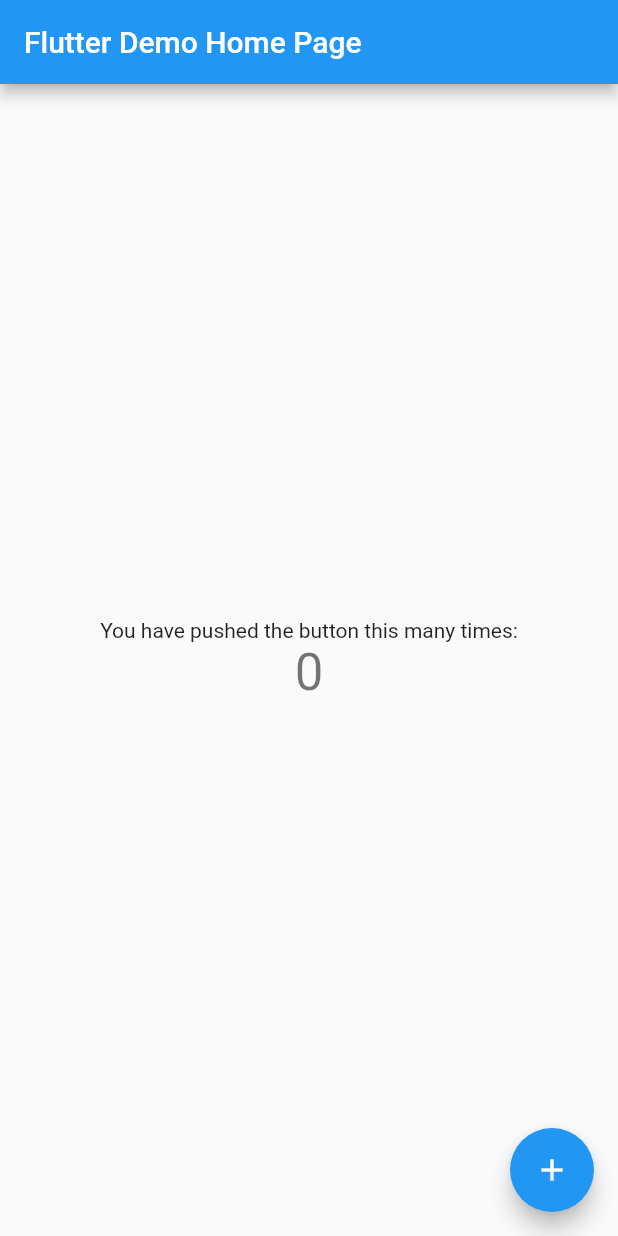
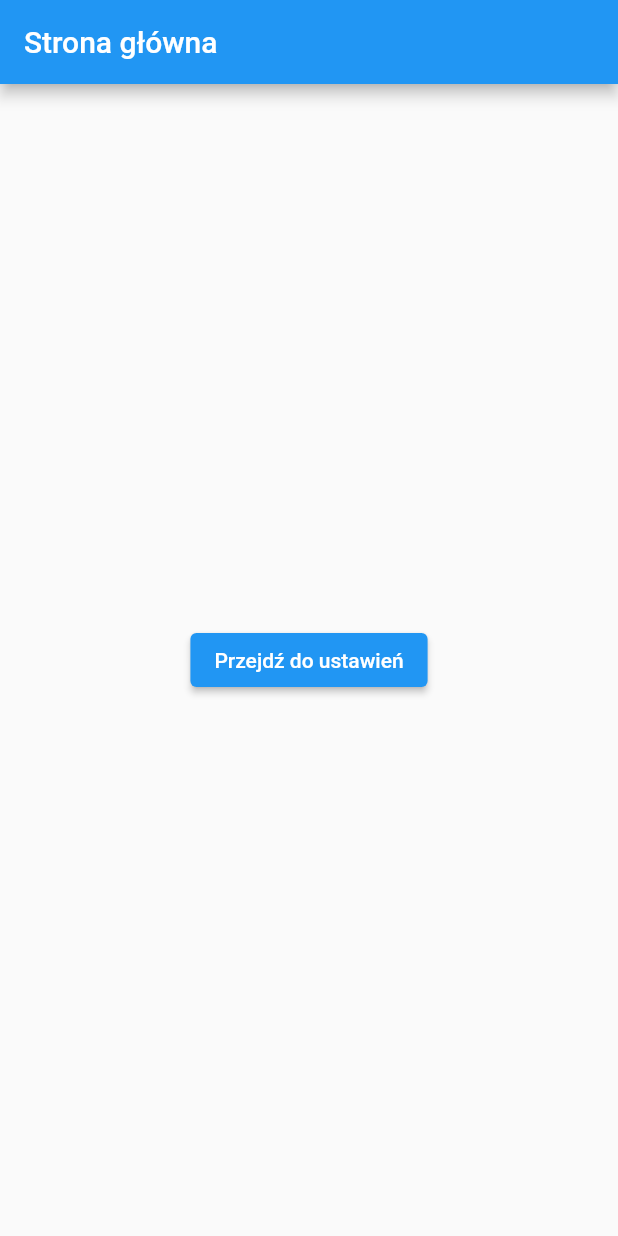
Before and after one commit to adamsmaka/go_router_example, a Flutter app: the screen it shows after launch, on a phone screen of 412 x 824 dp. Run offline on Flutter 3.47's test engine with Material 2 defaults, Android fonts, the phone set to English and light mode, and no system bars; our stand-ins replace go_router.

Commit message:
Implement simple routing

```diff
--- a/lib/main.dart
+++ b/lib/main.dart
@@ -1,4 +1,5 @@
 import 'package:flutter/material.dart';
+import 'package:go_router/go_router.dart';
 
 void main() {
   runApp(const MyApp());
@@ -9,59 +10,143 @@ class MyApp extends StatelessWidget {
 
   @override
   Widget build(BuildContext context) {
-    return MaterialApp(
-      title: 'Flutter Demo',
-      theme: ThemeData(
-        primarySwatch: Colors.blue,
-      ),
-      home: const MyHomePage(title: 'Flutter Demo Home Page'),
+    const userIsLoggedIn = true;
+    final router = GoRouter(
+      routes: [
+        GoRoute(
+          name: "login",
+          path: "/",
+          builder: (context, state) {
+            return const LoginScreen();
+          },
+          redirect: (context, state) {
+            if (userIsLoggedIn == false) {
+              return "/";
+            }
+            return '/home';
+          },
+        ),
+        GoRoute(
+          path: "/home",
+          name: "home",
+          builder: (context, state) => const HomePage(),
+          routes: [
+            GoRoute(
+              name: "settings",
+              path: "settings/:name",
+              builder: (context, state) {
+                // print(state.queryParams['email']);
+                return SettingsPage(name: state.params["name"]!);
+              },
+            ),
+          ],
+          redirect: (context, state) {
+            if (userIsLoggedIn == false) {
+              return "/";
+            }
+            return null;
+          },
+        ),
+      ],
+      errorBuilder: (context, state) => const ErrorScreen(),
+    );
+
+    return MaterialApp.router(
+      routerConfig: router,
+      title: "Go router",
     );
   }
 }
 
-class MyHomePage extends StatefulWidget {
-  const MyHomePage({super.key, required this.title});
-
-  final String title;
-
-  @override
-  State<MyHomePage> createState() => _MyHomePageState();
-}
-
-class _MyHomePageState extends State<MyHomePage> {
-  int _counter = 0;
-
-  void _incrementCounter() {
-    setState(() {
-      _counter++;
-    });
-  }
+class HomePage extends StatelessWidget {
+  const HomePage({super.key});
 
   @override
   Widget build(BuildContext context) {
     return Scaffold(
       appBar: AppBar(
-        title: Text(widget.title),
+        title: const Text("Strona główna"),
       ),
       body: Center(
-        child: Column(
-          mainAxisAlignment: MainAxisAlignment.center,
-          children: <Widget>[
-            const Text(
-              'You have pushed the button this many times:',
-            ),
-            Text(
-              '$_counter',
-              style: Theme.of(context).textTheme.headline4,
-            ),
-          ],
+        child: ElevatedButton(
+          onPressed: () {
+            context.goNamed(
+              "settings",
+              params: {"name": "codemagic"},
+              queryParams: {
+                "email": "example@gmail.com",
+                "age": "25",
+                "place": "India"
+              },
+            );
+          },
+          child: const Text('Przejdź do ustawień'),
         ),
-      ),
-      floatingActionButton: FloatingActionButton(
-        onPressed: _incrementCounter,
-        tooltip: 'Increment',
-        child: const Icon(Icons.add),
       ),
     );
   }
 }
+
+class SettingsPage extends StatelessWidget {
+  const SettingsPage({
+    super.key,
+    required this.name,
+  });
+
+  final String name;
+
+  @override
+  Widget build(BuildContext context) {
+    return Scaffold(
+      appBar: AppBar(
+        automaticallyImplyLeading: true,
+        title: Text("Ustawienia: $name"),
+      ),
+      body: Center(
+        child: ElevatedButton(
+          onPressed: () {
+            context.goNamed("home");
+          },
+          child: const Text('Wróć do strony głównej'),
+        ),
+      ),
+    );
+  }
+}
+
+class ErrorScreen extends StatelessWidget {
+  const ErrorScreen({super.key});
+
+  @override
+  Widget build(BuildContext context) {
+    return Scaffold(
+      appBar: AppBar(
+        automaticallyImplyLeading: true,
+        title: const Text("Error Screen"),
+      ),
+      body: Center(
+        child: ElevatedButton(
+          onPressed: () => context.go("/"),
+          child: const Text("Go to home page"),
+        ),
+      ),
+    );
+  }
+}
+
+class LoginScreen extends StatelessWidget {
+  const LoginScreen({super.key});
+
+  @override
+  Widget build(BuildContext context) {
+    return Scaffold(
+      appBar: AppBar(
+        automaticallyImplyLeading: true,
+        title: const Text("Witaj, zaloguj się"),
+      ),
+      body: const Center(
+        child: Text("Nie jesteś zalogowany"),
+      ),
+    );
+  }
+}
```
